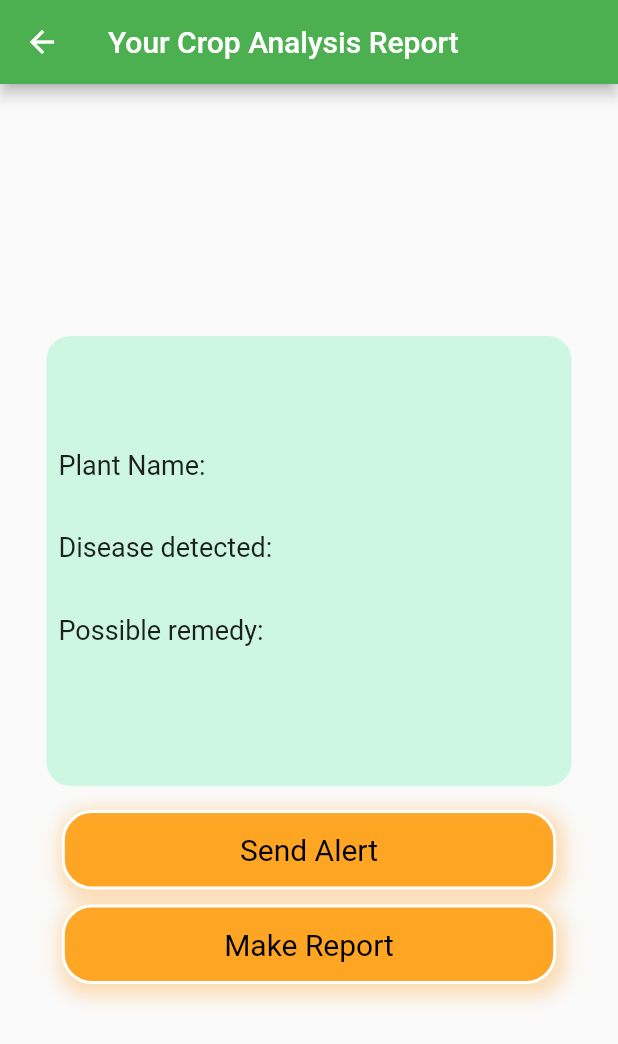
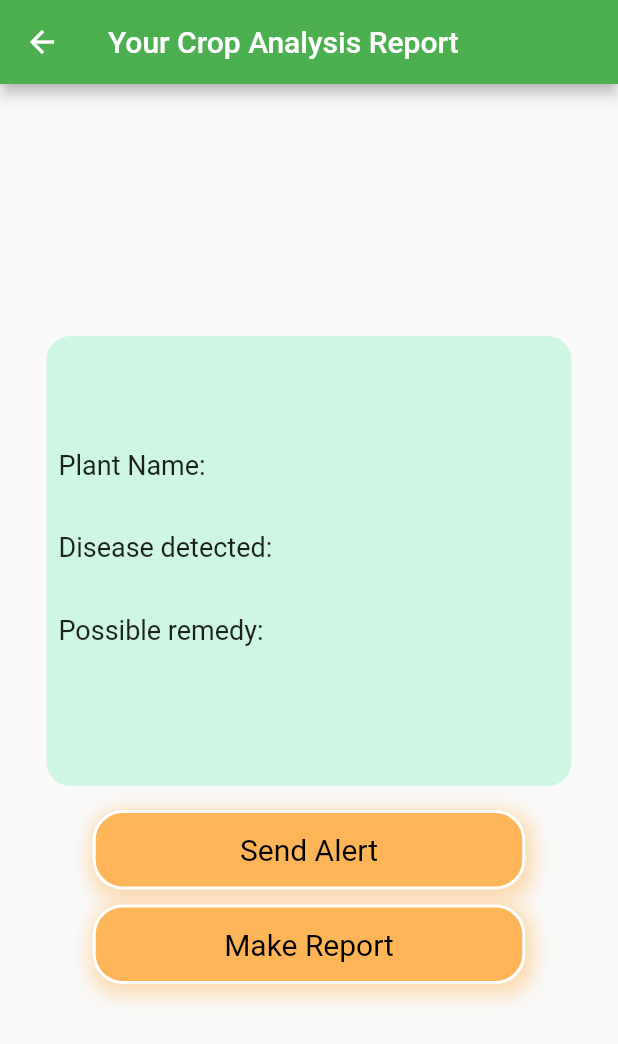
Before and after one commit to nehakalbande/skinmitra, a Flutter app: the ResultPage screen opened directly with empty values, on a phone screen of 412 x 824 dp. Shown: the top 1044 px of the screen. Run offline on Flutter 3.47's test engine with Material 2 defaults, Android fonts, the light colour scheme and no system bars; our stand-ins replace camera, dio, firebase_auth, firebase_core, firebase_messaging, get and 5 more; accounts and stored records are empty.

Commit message:
ui change

```diff
--- a/lib/authentication/sign_in_button.dart
+++ b/lib/authentication/sign_in_button.dart
@@ -1,6 +1,7 @@
 import 'package:firebase_auth/firebase_auth.dart';
 import 'package:flutter/material.dart';
 import 'package:get/get.dart';
+import 'package:skinmitra/pages/home_page.dart';
 import 'package:skinmitra/pages/user_page.dart';
 import 'package:skinmitra/widgets/login_button.dart';
 
@@ -39,7 +40,10 @@ class _SignInButtonState extends State<SignInButton> {
                   if (user != null) {
                     Get.off(() => UserInfoScreen(user: user));
                   }
-                });
+                },
+              shade: Colors.orangeAccent,
+              factor: 0.8,
+            );
           }
           return CircularProgressIndicator();
         },
--- a/lib/main.dart
+++ b/lib/main.dart
@@ -4,6 +4,7 @@ import 'package:firebase_messaging/firebase_messaging.dart';
 import 'package:flutter/material.dart';
 import 'package:get/get.dart';
 import 'package:skinmitra/authentication/sign_in_button.dart';
+import 'package:skinmitra/pages/home_page.dart';
 import 'package:skinmitra/pages/user_page.dart';
 import 'package:skinmitra/services/notifications.dart';
 
@@ -19,7 +20,7 @@ void main() async {
 
   runApp(GetMaterialApp(
     debugShowCheckedModeBanner: false,
-    home: FirebaseAuth.instance.currentUser != null ?UserInfoScreen(user: FirebaseAuth.instance.currentUser!) :  Welcome()
+    home: FirebaseAuth.instance.currentUser != null ? homeScreen(user: FirebaseAuth.instance.currentUser!) :  Welcome()
   ));
 }
 
--- a/lib/pages/image_preview.dart
+++ b/lib/pages/image_preview.dart
@@ -23,6 +23,7 @@ class _ImagePreviewState extends State<ImagePreview> {
     return Scaffold(
       appBar: AppBar(
         title: Text("Preview your image"),
+        centerTitle: true,
         backgroundColor: Colors.green,
       ),
       body: Row(
@@ -37,12 +38,14 @@ class _ImagePreviewState extends State<ImagePreview> {
                   flex: 2,
                 ),
                 Image.file(File(widget.imagePath),
-                    height: 300, fit: BoxFit.cover),
+                    height: MediaQuery.of(context).size.height*0.6, fit: BoxFit.cover),
                 Spacer(
                   flex: 1,
                 ),
                 LoginButton(
                   title: "Send",
+                  shade: Colors.orangeAccent,
+                  factor: 0.5,
                   onTap: () async {
                     setState(() {
                       isLoading = true;
@@ -61,6 +64,7 @@ class _ImagePreviewState extends State<ImagePreview> {
                           remedy: remedy,
                         ));
                   },
+
                 ),
                 isLoading
                     ? Expanded(
--- a/lib/pages/result_page.dart
+++ b/lib/pages/result_page.dart
@@ -78,6 +78,8 @@ class _ResultPageState extends State<ResultPage> {
             ),
             LoginButton(
                 title: "Send Alert",
+                shade: Colors.orangeAccent,
+                factor: 0.7,
                 onTap: () async {
                   await sendAlerts(
                       plant: widget.plant, disease: widget.disease);
@@ -93,6 +95,8 @@ class _ResultPageState extends State<ResultPage> {
             ),
             LoginButton(
                 title: "Make Report",
+                shade: Colors.orangeAccent,
+                factor: 0.7,
                 onTap: () async {
                   setState(() {
                     isLoading = true;
--- a/lib/widgets/login_button.dart
+++ b/lib/widgets/login_button.dart
@@ -3,10 +3,14 @@ import 'package:flutter/material.dart';
 class LoginButton extends StatelessWidget {
   final String title;
   final void Function() onTap;
+  final factor;
+  final Color shade;
   const LoginButton({
     Key? key,
     required this.title,
     required this.onTap,
+    required this.factor,
+    required this.shade,
   }) : super(key: key);
 
   @override
@@ -14,7 +18,7 @@ class LoginButton extends StatelessWidget {
     return InkWell(
       onTap: onTap,
       child: Container(
-        width: MediaQuery.of(context).size.width*0.8,
+        width: MediaQuery.of(context).size.width*factor,
         padding: EdgeInsets.symmetric(vertical: 13),
         alignment: Alignment.center,
         decoration: BoxDecoration(
@@ -22,12 +26,12 @@ class LoginButton extends StatelessWidget {
             border: Border.all(color: Colors.white, width: 2),
             boxShadow: <BoxShadow>[
               BoxShadow(
-                  color: Colors.orangeAccent.withAlpha(100),
+                  color: shade.withAlpha(100),
                   offset: Offset(2, 4),
                   blurRadius: 10,
                   spreadRadius: 4)
             ],
-            color: Colors.orange.withOpacity(0.8)),
+            color: shade.withOpacity(0.8)),
         child: Text(
           title,
           style: TextStyle(fontSize: 20, color: Colors.black),
```
Also changed, not shown: lib/pages/home_page.dart (added, +171 -0 lines), lib/pages/user_page.dart (+31 -35 lines), lib/widgets/nav_draw.dart (added, +16 -0 lines).
